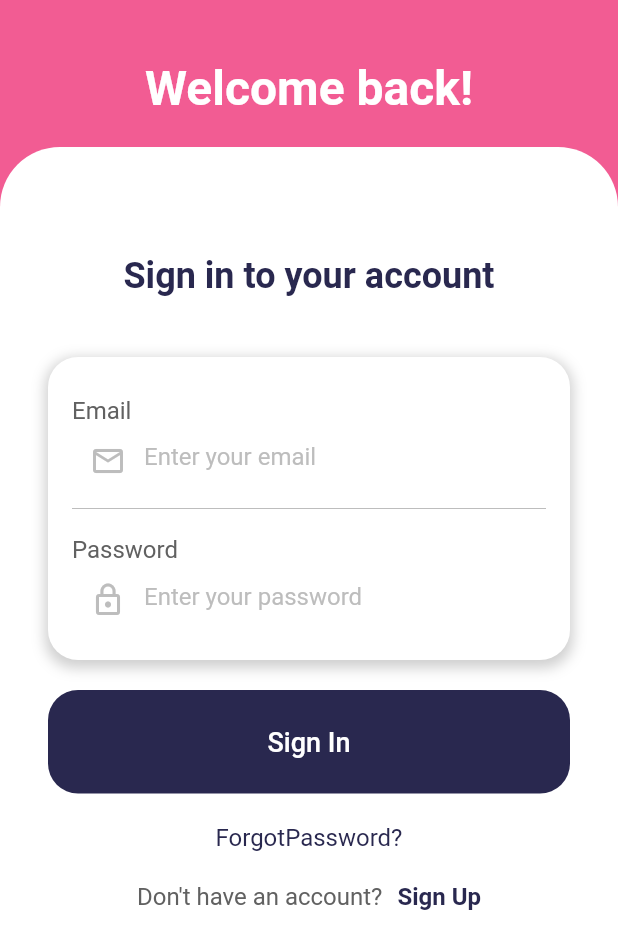
After one commit to masha-alpha/best_friend_finder_flutter_app, a Flutter app: the LoginPage screen opened directly, on a phone screen of 412 x 824 dp. The commit adds this screen. Shown: the top 949 px of the screen. Run offline on Flutter 3.47's test engine with Material 2 defaults, Android fonts, the phone set to English and light mode, and no system bars; our stand-ins replace google_fonts.

Commit message:
second commit

```diff
--- a/lib/intro_screen/introd_screens.dart
+++ b/lib/intro_screen/introd_screens.dart
@@ -1,3 +1,4 @@
+import 'package:best_friend_finder/login_screen.dart';
 import 'package:flutter/material.dart';
 import 'package:flutter/services.dart';
 import 'package:google_fonts/google_fonts.dart';
@@ -322,7 +323,13 @@ class _IntroScreensState extends State<IntroScreens>
                         type: MaterialType.transparency,
                         child: lastPage
                             ? ElevatedButton(
-                                onPressed: widget.onDone as void Function()?,
+                                onPressed: () {
+                                  Navigator.push(
+                                    context,
+                                    MaterialPageRoute(
+                                        builder: (context) => LoginPage()),
+                                  );
+                                },
                                 style: ElevatedButton.styleFrom(
                                   backgroundColor: const Color(0xfff25c93),
                                   shape: RoundedRectangleBorder(
--- /dev/null
+++ b/lib/login_screen.dart
@@ -0,0 +1,190 @@
+import 'package:flutter/material.dart';
+
+class LoginPage extends StatelessWidget {
+  @override
+  Widget build(BuildContext context) {
+    return Scaffold(
+      backgroundColor: Color(0xffF25C93),
+      body: SafeArea(
+        child: Column(
+          crossAxisAlignment: CrossAxisAlignment.stretch,
+          children: [
+            SizedBox(height: 40),
+            Text(
+              'Welcome back!',
+              textAlign: TextAlign.center,
+              style: TextStyle(
+                fontSize: 32,
+                fontWeight: FontWeight.bold,
+                color: Colors.white,
+              ),
+            ),
+            SizedBox(height: 20),
+            Expanded(
+              child: Container(
+                decoration: BoxDecoration(
+                  color: Colors.white,
+                  borderRadius: BorderRadius.only(
+                    topLeft: Radius.circular(40),
+                    topRight: Radius.circular(40),
+                  ),
+                ),
+                child: Padding(
+                  padding: EdgeInsets.all(32),
+                  child: Column(
+                    crossAxisAlignment: CrossAxisAlignment.stretch,
+                    children: [
+                      SizedBox(height: 40),
+                      Text(
+                        'Sign in to your account',
+                        textAlign: TextAlign.center,
+                        style: TextStyle(
+                          fontSize: 24,
+                          fontWeight: FontWeight.bold,
+                          color: Color(0xff29284f),
+                        ),
+                      ),
+                      SizedBox(height: 40),
+                      Container(
+                        decoration: BoxDecoration(
+                          color: Colors.white,
+                          boxShadow: [
+                            BoxShadow(
+                              color: Colors.grey.withOpacity(0.5),
+                              spreadRadius: 2,
+                              blurRadius: 7,
+                              offset:
+                                  Offset(0, 3), // changes position of shadow
+                            ),
+                          ],
+                          borderRadius: BorderRadius.all(
+                            Radius.circular(20),
+                          ),
+                        ),
+                        child: Padding(
+                          padding: EdgeInsets.all(16),
+                          child: Column(
+                            crossAxisAlignment: CrossAxisAlignment.stretch,
+                            children: [
+                              SizedBox(height: 10),
+                              Text(
+                                'Email',
+                                style: TextStyle(
+                                  color: Colors.grey[700],
+                                  fontSize: 16,
+                                ),
+                              ),
+                              TextField(
+                                keyboardType: TextInputType.emailAddress,
+                                decoration: InputDecoration(
+                                  hintText: 'Enter your email',
+                                  hintStyle: TextStyle(
+                                    color: Colors.grey[400],
+                                    fontSize: 16,
+                                  ),
+                                  border: InputBorder.none,
+                                  prefixIcon: Icon(
+                                    Icons.email_outlined,
+                                    color: Colors.grey[400],
+                                  ),
+                                ),
+                              ),
+                              Divider(color: Colors.grey[400]),
+                              SizedBox(height: 10),
+                              Text(
+                                'Password',
+                                style: TextStyle(
+                                  color: Colors.grey[700],
+                                  fontSize: 16,
+                                ),
+                              ),
+                              TextField(
+                                obscureText: true,
+                                decoration: InputDecoration(
+                                  hintText: 'Enter your password',
+                                  hintStyle: TextStyle(
+                                    color: Colors.grey[400],
+                                    fontSize: 16,
+                                  ),
+                                  border: InputBorder.none,
+                                  prefixIcon: Icon(
+                                    Icons.lock_outline,
+                                    color: Colors.grey[400],
+                                  ),
+                                ),
+                              ),
+                            ],
+                          ),
+                        ),
+                      ),
+                      SizedBox(height: 20),
+                      Container(
+                        decoration: BoxDecoration(
+                          color: Color(0xff29284f),
+                          borderRadius: BorderRadius.all(
+                            Radius.circular(20),
+                          ),
+                        ),
+                        child: TextButton(
+                          onPressed: () {},
+                          child: Padding(
+                            padding: EdgeInsets.all(16),
+                            child: Text(
+                              'Sign In',
+                              style: TextStyle(
+                                color: Colors.white,
+                                fontSize: 18,
+                              ),
+                            ),
+                          ),
+                        ),
+                      ),
+                      SizedBox(height: 20),
+                      Center(
+                        child: GestureDetector(
+                          onTap: () {},
+                          child: Text(
+                            'ForgotPassword?',
+                            style: TextStyle(
+                              color: Color(0xff29284f),
+                              fontSize: 16,
+                            ),
+                          ),
+                        ),
+                      ),
+                      SizedBox(height: 20),
+                      Row(
+                        mainAxisAlignment: MainAxisAlignment.center,
+                        children: [
+                          Text(
+                            "Don't have an account?",
+                            style: TextStyle(
+                              color: Colors.grey[700],
+                              fontSize: 16,
+                            ),
+                          ),
+                          SizedBox(width: 10),
+                          GestureDetector(
+                            onTap: () {},
+                            child: Text(
+                              'Sign Up',
+                              style: TextStyle(
+                                color: Color(0xff29284f),
+                                fontSize: 16,
+                                fontWeight: FontWeight.bold,
+                              ),
+                            ),
+                          ),
+                        ],
+                      ),
+                    ],
+                  ),
+                ),
+              ),
+            ),
+          ],
+        ),
+      ),
+    );
+  }
+}
--- a/lib/main.dart
+++ b/lib/main.dart
@@ -1,6 +1,7 @@
 import 'package:flutter/material.dart';
 import 'package:best_friend_finder/intro_screen/introd_screen.dart';
 import 'package:best_friend_finder/intro_screen/introd_screens.dart';
+import 'package:best_friend_finder/login_screen.dart';
 
 void main() => runApp(MyApp());
 
--- a/pubspec.yaml
+++ b/pubspec.yaml
@@ -81,6 +81,9 @@ flutter:
     - assets/pic14.png
     - assets/pic15.png
     - assets/pic16.png
+    - assets/pic17.png
+    - assets/pic18.png
+    - assets/pic19.jpg
 
   # An image asset can refer to one or more resolution-specific "variants", see
   # https://flutter.dev/assets-and-images/#resolution-aware
```
Also changed, not shown: assets/pic17.png (added), assets/pic18.png (added), assets/pic19.jpg (added), 1 other file.
